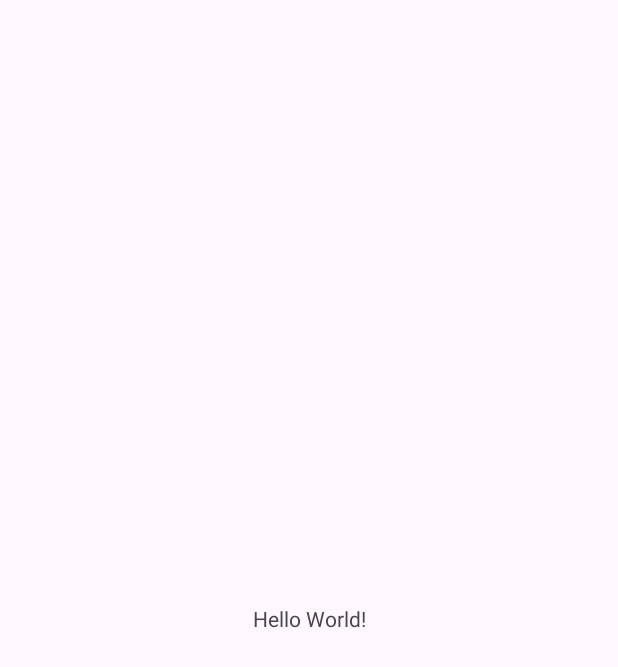
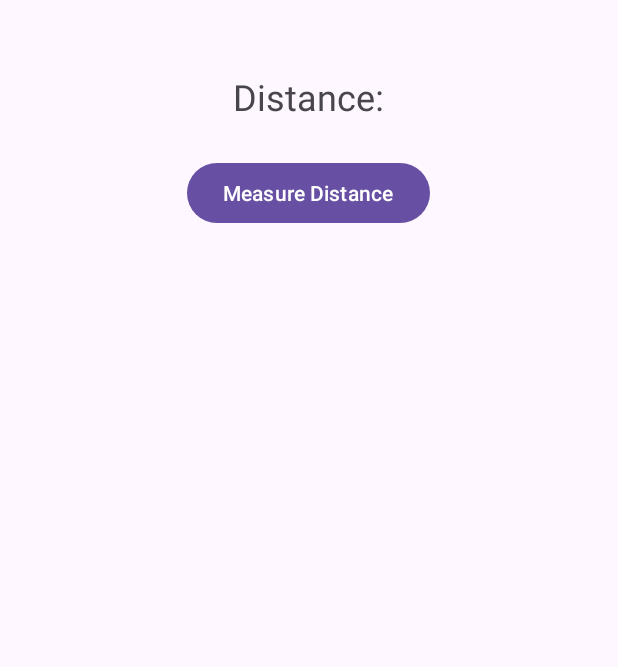
Before and after one commit to hynoras/laser_range_finder, an Android app: the screen it shows after launch (MainActivity), on a phone screen of 412 x 824 dp. Before the commit the part shown is almost empty. Shown: the top 667 px of the screen. Run offline under Robolectric (Android 15) with nearby library versions, the phone set to English and light mode, and no system bars.

Commit message:
update frontend

```diff
--- a/frontend/app/src/main/AndroidManifest.xml
+++ b/frontend/app/src/main/AndroidManifest.xml
@@ -1,6 +1,10 @@
 <?xml version="1.0" encoding="utf-8"?>
 <manifest xmlns:android="http://schemas.android.com/apk/res/android"
     xmlns:tools="http://schemas.android.com/tools">
+
+    <uses-permission android:name="android.permission.BLUETOOTH" />
+    <uses-permission android:name="android.permission.BLUETOOTH_ADMIN" />
+    <uses-feature android:name="android.hardware.bluetooth" android:required="true" />
 
     <application
         android:allowBackup="true"
--- a/frontend/app/src/main/java/com/example/frontend/MainActivity.java
+++ b/frontend/app/src/main/java/com/example/frontend/MainActivity.java
@@ -1,24 +1,93 @@
 package com.example.frontend;
 
+import android.bluetooth.BluetoothAdapter;
+import android.bluetooth.BluetoothDevice;
+import android.bluetooth.BluetoothSocket;
 import android.os.Bundle;
-
-import androidx.activity.EdgeToEdge;
+import android.os.Handler;
+import android.os.Message;
+import android.view.View;
+import android.widget.Button;
+import android.widget.TextView;
+import android.widget.Toast;
 import androidx.appcompat.app.AppCompatActivity;
-import androidx.core.graphics.Insets;
-import androidx.core.view.ViewCompat;
-import androidx.core.view.WindowInsetsCompat;
+import java.io.IOException;
+import java.io.InputStream;
+import java.io.OutputStream;
+import java.util.UUID;
 
 public class MainActivity extends AppCompatActivity {
+
+    private BluetoothAdapter bluetoothAdapter;
+    private BluetoothDevice bluetoothDevice;
+    private BluetoothSocket bluetoothSocket;
+    private InputStream inputStream;
+    private OutputStream outputStream;
+    private TextView distanceTextView;
+    private Button measureButton;
+    private StringBuilder dataReceived = new StringBuilder();
+    private boolean connected = false;
+    private final UUID UUID_SERIAL_PORT_SERVICE = UUID.fromString("00001101-0000-1000-8000-00805F9B34FB"); // Serial Port Service ID
 
     @Override
     protected void onCreate(Bundle savedInstanceState) {
         super.onCreate(savedInstanceState);
-        EdgeToEdge.enable(this);
         setContentView(R.layout.activity_main);
-        ViewCompat.setOnApplyWindowInsetsListener(findViewById(R.id.main), (v, insets) -> {
-            Insets systemBars = insets.getInsets(WindowInsetsCompat.Type.systemBars());
-            v.setPadding(systemBars.left, systemBars.top, systemBars.right, systemBars.bottom);
-            return insets;
+
+        distanceTextView = findViewById(R.id.distanceTextView);
+        measureButton = findViewById(R.id.measureButton);
+
+        // Initialize Bluetooth adapter
+        bluetoothAdapter = BluetoothAdapter.getDefaultAdapter();
+        if (bluetoothAdapter == null) {
+            Toast.makeText(this, "Bluetooth is not available", Toast.LENGTH_SHORT).show();
+            finish();
+            return;
+        }
+
+        // Connect to Bluetooth device
+        connectToBluetoothDevice();
+
+        // Set up button click listener
+        measureButton.setOnClickListener(new View.OnClickListener() {
+            @Override
+            public void onClick(View v) {
+                measureDistance();
+            }
         });
     }
+
+    private void connectToBluetoothDevice() {
+        String deviceAddress = "00:00:00:00:00:00"; // Replace with your Bluetooth device address
+        bluetoothDevice = bluetoothAdapter.getRemoteDevice(deviceAddress);
+
+        new Thread(() -> {
+            try {
+                bluetoothSocket = bluetoothDevice.createRfcommSocketToServiceRecord(UUID_SERIAL_PORT_SERVICE);
+                bluetoothSocket.connect();
+                inputStream = bluetoothSocket.getInputStream();
+                outputStream = bluetoothSocket.getOutputStream();
+                connected = true;
+            } catch (IOException e) {
+                e.printStackTrace();
+                connected = false;
+            }
+        }).start();
+    }
+
+    private void measureDistance() {
+        if (!connected) {
+            Toast.makeText(this, "Not connected to Bluetooth device", Toast.LENGTH_SHORT).show();
+            return;
+        }
+
+        try {
+            // Send command to Arduino to initiate measurement
+            outputStream.write("measure".getBytes());
+        } catch (IOException e) {
+            e.printStackTrace();
+        }
+    }
+
+    // Remaining code for receiving data from Arduino and updating UI omitted for brevity
 }
--- a/frontend/app/src/main/res/layout/activity_main.xml
+++ b/frontend/app/src/main/res/layout/activity_main.xml
@@ -1,19 +1,26 @@
 <?xml version="1.0" encoding="utf-8"?>
-<androidx.constraintlayout.widget.ConstraintLayout xmlns:android="http://schemas.android.com/apk/res/android"
-    xmlns:app="http://schemas.android.com/apk/res-auto"
+<RelativeLayout xmlns:android="http://schemas.android.com/apk/res/android"
     xmlns:tools="http://schemas.android.com/tools"
-    android:id="@+id/main"
     android:layout_width="match_parent"
     android:layout_height="match_parent"
     tools:context=".MainActivity">
 
     <TextView
+        android:id="@+id/distanceTextView"
         android:layout_width="wrap_content"
         android:layout_height="wrap_content"
-        android:text="Hello World!"
-        app:layout_constraintBottom_toBottomOf="parent"
-        app:layout_constraintEnd_toEndOf="parent"
-        app:layout_constraintStart_toStartOf="parent"
-        app:layout_constraintTop_toTopOf="parent" />
+        android:layout_centerHorizontal="true"
+        android:layout_marginTop="48dp"
+        android:text="Distance:"
+        android:textSize="24sp" />
 
-</androidx.constraintlayout.widget.ConstraintLayout>
+    <Button
+        android:id="@+id/measureButton"
+        android:layout_width="wrap_content"
+        android:layout_height="wrap_content"
+        android:layout_below="@id/distanceTextView"
+        android:layout_centerHorizontal="true"
+        android:layout_marginTop="24dp"
+        android:text="Measure Distance" />
+
+</RelativeLayout>
```
